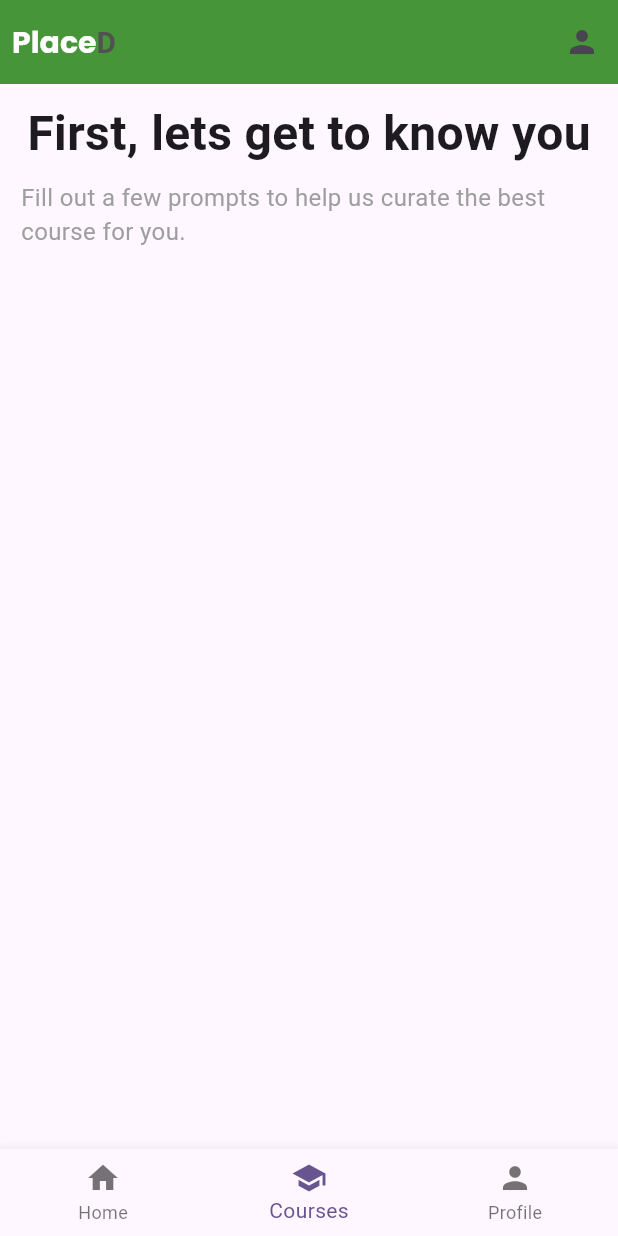
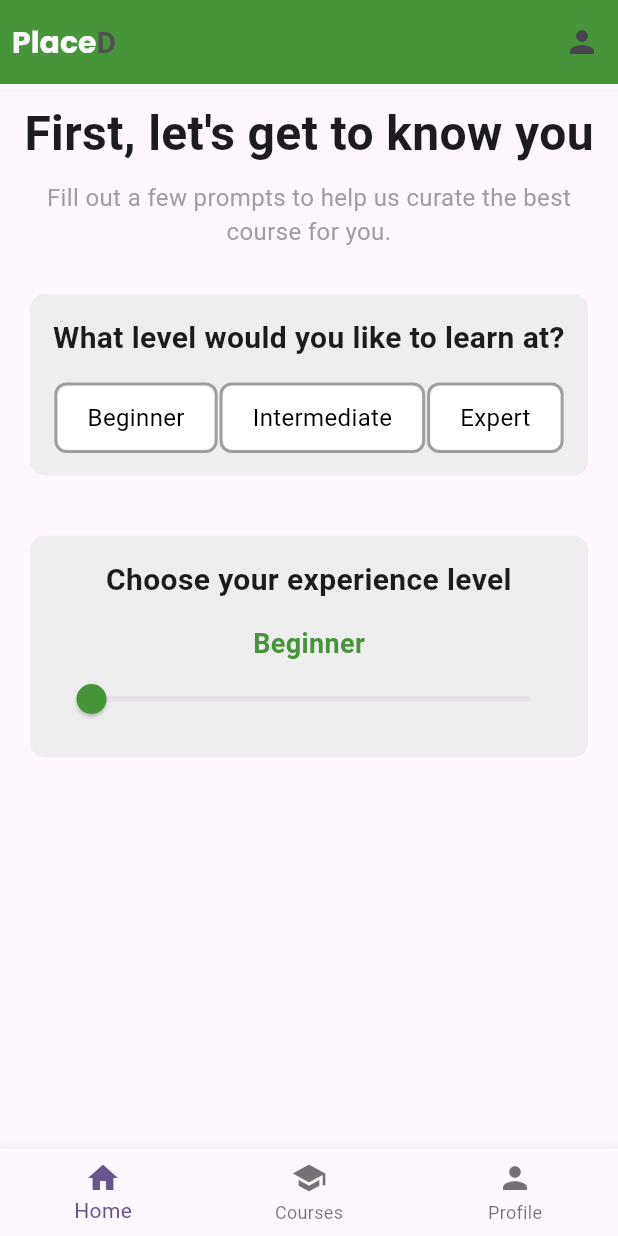
Before and after one commit to SyedHamadanAhmad/placeD-client, a Flutter app: the CreateCourse screen opened by its route, on a phone screen of 412 x 824 dp. Run offline on Flutter 3.47's test engine with Material 3 defaults, Android fonts, the phone set to English and light mode, and no system bars; our stand-ins replace carousel_slider, google_fonts.

Commit message:
Added level and sliderLevel to create_course.dart

```diff
--- a/lib/pages/create_course.dart
+++ b/lib/pages/create_course.dart
@@ -1,36 +1,169 @@
 import 'package:flutter/material.dart';
 import 'package:placed_client/templates_lib/main_template.dart';
 
-class CreateCourse extends StatelessWidget {
+class CreateCourse extends StatefulWidget {
+  @override
+  _CreateCourseState createState() => _CreateCourseState();
+}
+
+class _CreateCourseState extends State<CreateCourse> {
+  String level = ''; // To store the selected level for buttons
+  double sliderValue = 0; // To store the slider value
+  String sliderLevel = 'Beginner'; // To store the slider-selected level
+
   @override
   Widget build(BuildContext context) {
     return MainTemplate(
       title: 'PlaceD',
-      currentIndex: 1,
+      currentIndex: 0,
       child: Center(
         child: Column(
-
           children: [
             SizedBox(height: 10),
             Text(
-              'First, lets get to know you', // Big text
+              'First, let\'s get to know you', // Big text
               style: TextStyle(
                 fontSize: 32, // Large font size
                 fontWeight: FontWeight.bold, // Bold style
               ),
             ),
             SizedBox(height: 8), // Space between the texts
-            Padding(padding: EdgeInsets.symmetric(horizontal: 14),
-            child: (Text(
-              'Fill out a few prompts to help us curate the best course for you.', // Smaller grey text
-              style: TextStyle(
-                fontSize: 16, // Smaller font size
-                color: Colors.grey, // Grey color for the text
+            Padding(
+              padding: EdgeInsets.symmetric(horizontal: 14),
+              child: Text(
+                'Fill out a few prompts to help us curate the best course for you.', // Smaller grey text
+                style: TextStyle(
+                  fontSize: 16, // Smaller font size
+                  color: Colors.grey, // Grey color for the text
+                ),
+                textAlign: TextAlign.center, // Center-align the smaller text
               ),
-            )),),
+            ),
+            SizedBox(height: 20),
+            greyBackgroundBoxWithButtons("What level would you like to learn at?"),
+            SizedBox(height: 20),
+            greyBackgroundBoxWithSlider("Choose your experience level"),
           ],
         ),
       ),
     );
   }
+
+  /// Grey box with buttons
+  Widget greyBackgroundBoxWithButtons(String text) {
+    return Container(
+      margin: EdgeInsets.symmetric(vertical: 10, horizontal: 20), // Outer spacing
+      padding: EdgeInsets.all(15), // Inner spacing
+      decoration: BoxDecoration(
+        color: Colors.grey[200], // Light grey background
+        borderRadius: BorderRadius.circular(10), // Rounded corners
+      ),
+      child: Column(
+        crossAxisAlignment: CrossAxisAlignment.center,
+        children: [
+          Text(
+            text,
+            style: TextStyle(
+              fontSize: 20, // Large font size
+              fontWeight: FontWeight.bold, // Bold style
+            ),
+            textAlign: TextAlign.center, // Center the text within the box
+          ),
+          SizedBox(height: 15), // Space between the text and buttons
+          Row(
+            mainAxisAlignment: MainAxisAlignment.spaceEvenly,
+            children: [
+              levelButton('Beginner'),
+              levelButton('Intermediate'),
+              levelButton('Expert'),
+            ],
+          ),
+        ],
+      ),
+    );
+  }
+
+  /// Grey box with slider
+  Widget greyBackgroundBoxWithSlider(String text) {
+    return Container(
+      margin: EdgeInsets.symmetric(vertical: 10, horizontal: 20), // Outer spacing
+      padding: EdgeInsets.all(15), // Inner spacing
+      decoration: BoxDecoration(
+        color: Colors.grey[200], // Light grey background
+        borderRadius: BorderRadius.circular(10), // Rounded corners
+      ),
+      child: Column(
+        crossAxisAlignment: CrossAxisAlignment.center,
+        children: [
+          Text(
+            text,
+            style: TextStyle(
+              fontSize: 20, // Large font size
+              fontWeight: FontWeight.bold, // Bold style
+            ),
+            textAlign: TextAlign.center, // Center the text within the box
+          ),
+          SizedBox(height: 15), // Space between the text and slider
+          Text(
+            sliderLevel, // Display the level based on the slider value
+            style: TextStyle(
+              fontSize: 18,
+              fontWeight: FontWeight.bold,
+              color: Color.fromARGB(255,71,149,57),
+            ),
+          ),
+          Slider(
+            value: sliderValue,
+            min: 0,
+            max: 100,
+            divisions: 100,
+            label: sliderValue.round().toString(),
+            activeColor: Color.fromARGB(255,71,149,57),
+            onChanged: (value) {
+              setState(() {
+                sliderValue = value;
+                if (sliderValue <= 30) {
+                  sliderLevel = 'Beginner';
+                } else if (sliderValue <= 75) {
+                  sliderLevel = 'Intermediate';
+                } else {
+                  sliderLevel = 'Expert';
+                }
+              });
+            },
+          ),
+        ],
+      ),
+    );
+  }
+
+  /// Method to create individual buttons
+  Widget levelButton(String text) {
+    bool isSelected = level == text; // Check if this button is selected
+    return GestureDetector(
+      onTap: () {
+        setState(() {
+          level = text; // Update the selected level
+        });
+      },
+      child: Container(
+        padding: EdgeInsets.symmetric(vertical: 10, horizontal: 20),
+        decoration: BoxDecoration(
+          color: isSelected ? Color.fromARGB(255,71,149,57) : Colors.white, // Highlight if selected
+          borderRadius: BorderRadius.circular(8),
+          border: Border.all(
+            color: isSelected ? Color.fromARGB(255,71,149,57) : Colors.grey, // Change border color
+            width: 2,
+          ),
+        ),
+        child: Text(
+          text,
+          style: TextStyle(
+            fontSize: 16,
+            color: isSelected ? Colors.white : Colors.black, // Change text color
+          ),
+        ),
+      ),
+    );
+  }
 }
```
